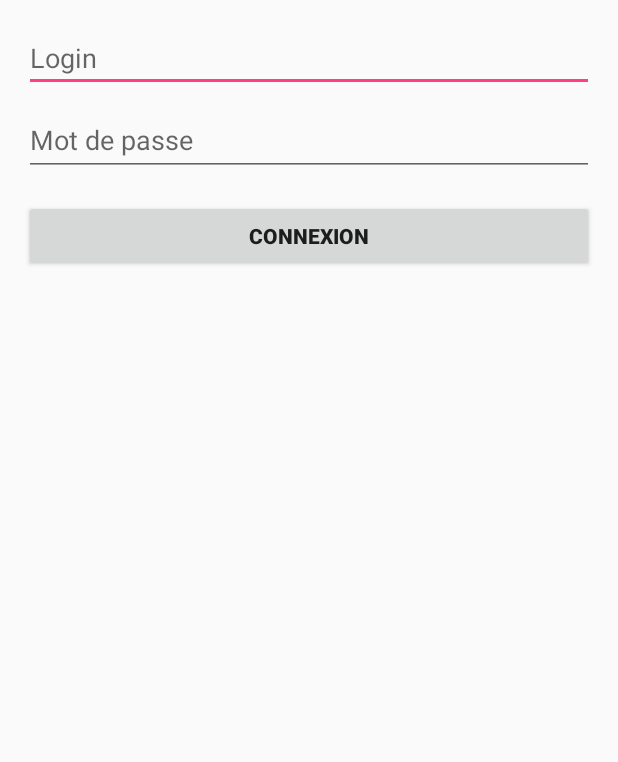
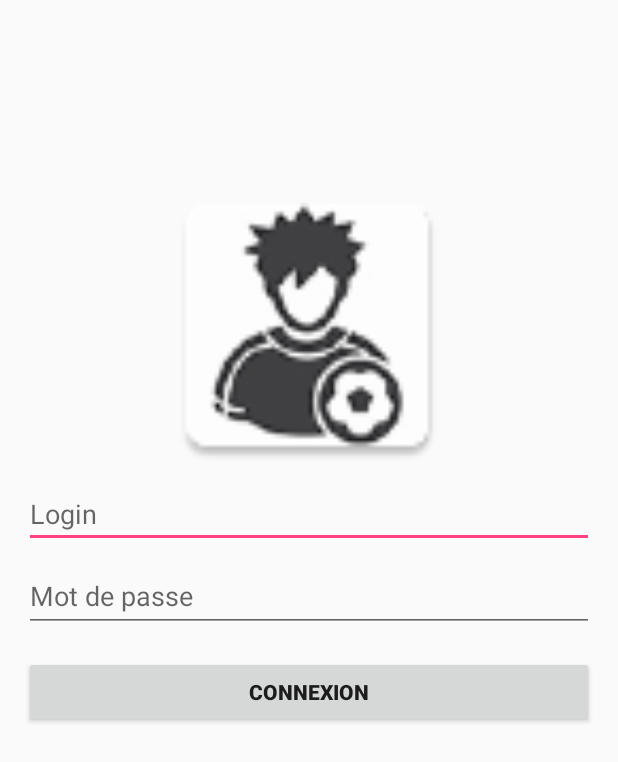
Before and after one commit to AlexandrePouvesle/BeInfinity, an Android app: the screen it shows after launch (LoginActivity), after a tap on an icon or button, on a phone screen of 412 x 824 dp. Shown: the top 762 px of the screen. Run offline under Robolectric (Android 15) with nearby library versions, the phone set to English and light mode, and no system bars.

Commit message:
last commit

```diff
--- a/app/src/main/java/com/beinfinity/activity/AccueilActivity.java
+++ b/app/src/main/java/com/beinfinity/activity/AccueilActivity.java
@@ -1,5 +1,6 @@
 package com.beinfinity.activity;
 
+import android.app.ActionBar;
 import android.app.PendingIntent;
 import android.content.Intent;
 import android.content.IntentFilter;
@@ -45,7 +46,7 @@ public class AccueilActivity extends AppCompatActivity {
 
         progressView = new ProgressView(mAccueilFormView, mProgressView);
 
-        PendingIntent pendingIntent = PendingIntent.getActivity(
+        this.pendingIntent = PendingIntent.getActivity(
                 this, 0, new Intent(this, getClass()).addFlags(Intent.FLAG_ACTIVITY_SINGLE_TOP), 0);
         IntentFilter ndef = new IntentFilter(NfcAdapter.ACTION_NDEF_DISCOVERED);
         try {
@@ -86,13 +87,13 @@ public class AccueilActivity extends AppCompatActivity {
     @Override
     protected void onResume() {
         super.onResume();
-        this.mNfcAdapter.enableForegroundDispatch(this, this.pendingIntent, this.intentFiltersArray, this.techListsArray);
+        // this.mNfcAdapter.enableForegroundDispatch(this, this.pendingIntent, this.intentFiltersArray, this.techListsArray);
     }
 
     @Override
     protected void onPause() {
         super.onPause();
-        this.mNfcAdapter.disableForegroundDispatch(this);
+        // this.mNfcAdapter.disableForegroundDispatch(this);
     }
 
     public void goToParameters(View view) {
--- a/app/src/main/java/com/beinfinity/activity/ParametersActivity.java
+++ b/app/src/main/java/com/beinfinity/activity/ParametersActivity.java
@@ -4,6 +4,8 @@ import android.content.ContentValues;
 import android.content.Intent;
 import android.database.Cursor;
 import android.database.sqlite.SQLiteDatabase;
+import android.nfc.NdefMessage;
+import android.nfc.NfcAdapter;
 import android.support.v7.app.AppCompatActivity;
 import android.os.Bundle;
 import android.util.Log;
--- a/app/src/main/java/com/beinfinity/tools/NFC.java
+++ b/app/src/main/java/com/beinfinity/tools/NFC.java
@@ -12,10 +12,12 @@ import java.util.Locale;
 
 public class NFC {
 
-    NdefMessage createNDefMessage(NdefRecord record)
+    public static NdefMessage createNDefMessage(NdefRecord record)
     {
         NdefRecord[] records = new NdefRecord[2];
+        // si le AAR ne marche pas, mettre un filtre en [0] du record et config le manifest
         records[0] = record;
+        // Ajout du AAR
         records[1] = NdefRecord.createApplicationRecord("com.beinfinity");
         NdefMessage message = new NdefMessage(records);
 
@@ -23,7 +25,7 @@ public class NFC {
         return message;
     }
 
-    NdefRecord createReccord(String message)
+    public static NdefRecord createRecord(String message)
     {
         byte[] langBytes = Locale.FRANCE.getLanguage().getBytes(Charset.forName("US-ASCII"));
         byte[] textBytes = message.getBytes(Charset.forName("UTF-8"));
--- a/app/src/main/res/layout/activity_accueil.xml
+++ b/app/src/main/res/layout/activity_accueil.xml
@@ -10,7 +10,7 @@
     android:paddingLeft="@dimen/activity_horizontal_margin"
     android:paddingRight="@dimen/activity_horizontal_margin"
     android:paddingTop="@dimen/activity_vertical_margin"
-    tools:context="centre.com.centre.com.beinfinity.activity.AccueilActivity">
+    tools:context="com.beinfinity.activity.AccueilActivity">
 
     <ProgressBar
         android:id="@+id/accueil_progress"
--- a/app/src/main/res/layout/activity_booking.xml
+++ b/app/src/main/res/layout/activity_booking.xml
@@ -10,7 +10,7 @@
     android:paddingRight="@dimen/activity_horizontal_margin"
     android:paddingTop="@dimen/activity_vertical_margin"
     android:background="@android:color/holo_green_dark"
-    tools:context="centre.com.centre.com.beinfinity.activity.BookingActivity">
+    tools:context="com.beinfinity.activity.BookingActivity">
 
     <TextView
         android:id="@+id/booking_title"
--- a/app/src/main/res/layout/activity_login.xml
+++ b/app/src/main/res/layout/activity_login.xml
@@ -1,4 +1,5 @@
 <LinearLayout xmlns:android="http://schemas.android.com/apk/res/android"
+    xmlns:app="http://schemas.android.com/apk/res-auto"
     xmlns:tools="http://schemas.android.com/tools"
     android:layout_width="match_parent"
     android:layout_height="match_parent"
@@ -8,9 +9,16 @@
     android:paddingLeft="@dimen/activity_horizontal_margin"
     android:paddingRight="@dimen/activity_horizontal_margin"
     android:paddingTop="@dimen/activity_vertical_margin"
-    tools:context="centre.com.centre.com.beinfinity.activity.LoginActivity">
+    tools:context="com.beinfinity.activity.LoginActivity">
 
     <!-- Login progress -->
+    <ImageView
+        android:layout_width="match_parent"
+        android:layout_height="204dp"
+        android:layout_marginTop="100sp"
+        app:srcCompat="@mipmap/icone_login"
+        android:id="@+id/imageView" />
+
     <ProgressBar
         android:id="@+id/login_progress"
         android:layout_width="wrap_content"
--- a/app/src/main/res/layout/activity_parameters.xml
+++ b/app/src/main/res/layout/activity_parameters.xml
@@ -11,7 +11,7 @@
     android:paddingRight="@dimen/activity_horizontal_margin"
     android:paddingTop="@dimen/activity_vertical_margin"
     android:weightSum="1"
-    tools:context="centre.com.centre.com.beinfinity.activity.ParametersActivity">
+    tools:context="com.beinfinity.activity.ParametersActivity">
 
     <TextView
         android:id="@+id/textView"
```
